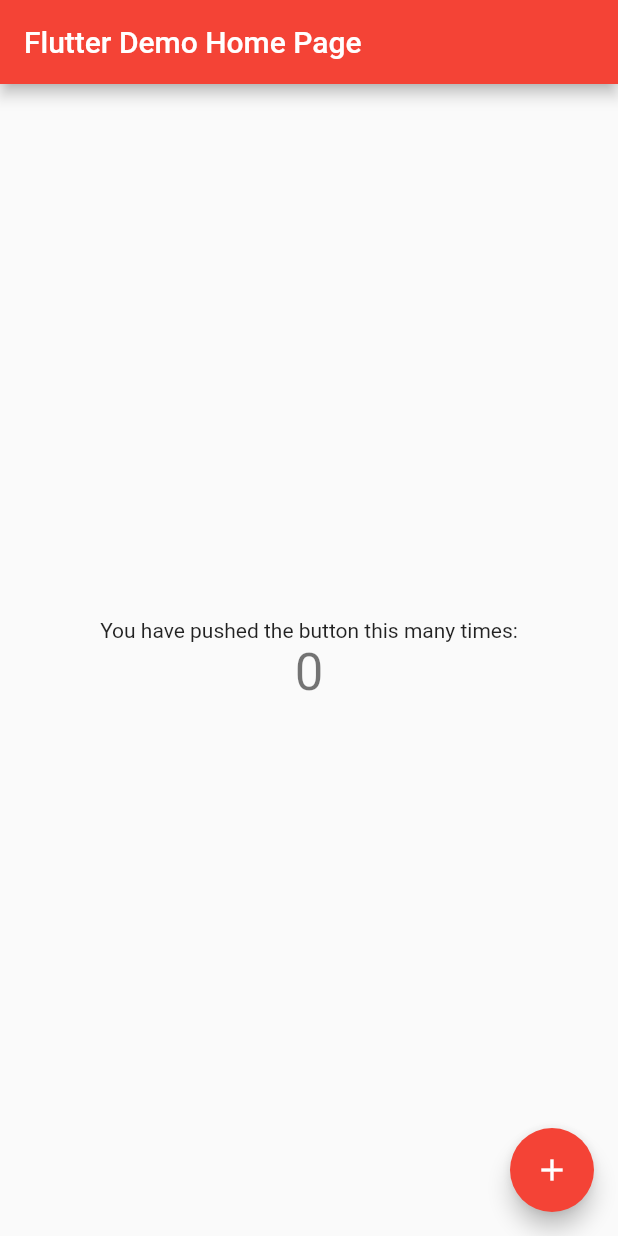
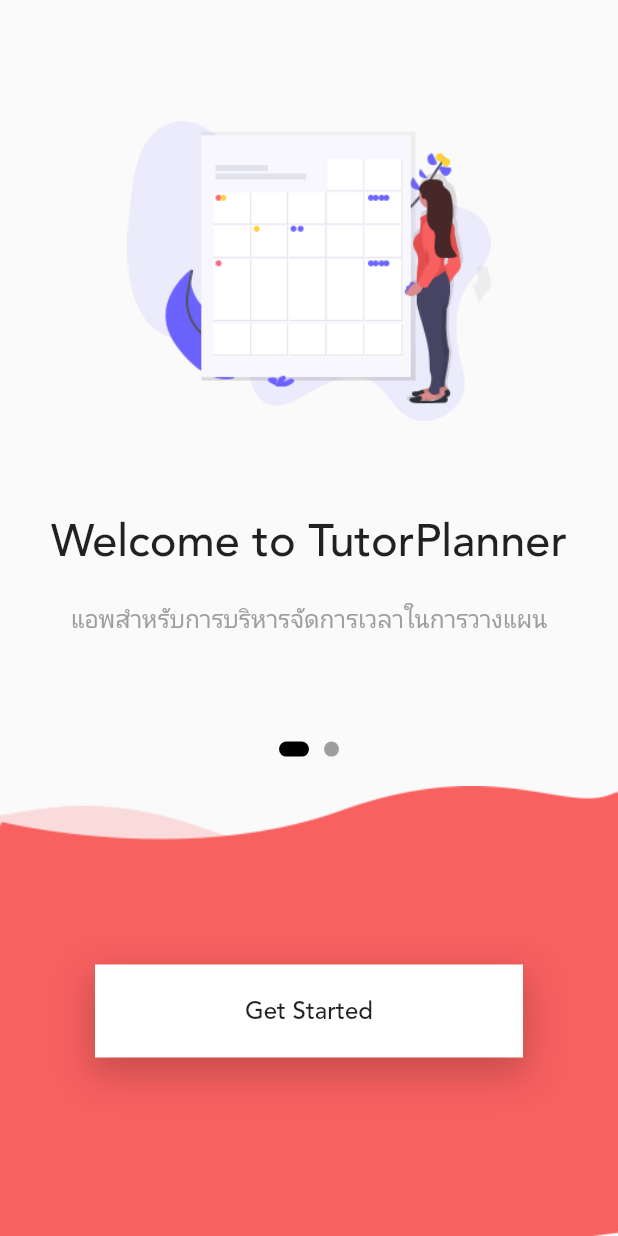
Before and after one commit to smsirmek/tutorplammer, a Flutter app: the screen it shows after launch, on a phone screen of 412 x 824 dp. Run offline on Flutter 3.47's test engine with Material 2 defaults, Android fonts, the phone set to English and light mode, and no system bars; our stand-ins replace table_calendar.

Commit message:
Add page ui

```diff
--- a/lib/main.dart
+++ b/lib/main.dart
@@ -1,3 +1,5 @@
+import 'dart:async';
+import 'screen/Onboarding.dart';
 import 'package:flutter/material.dart';
 
 void main() {
@@ -9,105 +11,42 @@
   @override
   Widget build(BuildContext context) {
     return MaterialApp(
-      title: 'Flutter Demo',
+      debugShowCheckedModeBanner: false,
       theme: ThemeData(
-        // This is the theme of your application.
-        //
-        // Try running your application with "flutter run". You'll see the
-        // application has a blue toolbar. Then, without quitting the app, try
-        // changing the primarySwatch below to Colors.green and then invoke
-        // "hot reload" (press "r" in the console where you ran "flutter run",
-        // or simply save your changes to "hot reload" in a Flutter IDE).
-        // Notice that the counter didn't reset back to zero; the application
-        // is not restarted.
-        primarySwatch: Colors.red,
+        fontFamily: 'avenir'
       ),
-      home: MyHomePage(title: 'Flutter Demo Home Page'),
+      home: MyHomePage(),
     );
   }
 }
-
 class MyHomePage extends StatefulWidget {
-  MyHomePage({Key? key, required this.title}) : super(key: key);
-
-  // This widget is the home page of your application. It is stateful, meaning
-  // that it has a State object (defined below) that contains fields that affect
-  // how it looks.
-
-  // This class is the configuration for the state. It holds the values (in this
-  // case the title) provided by the parent (in this case the App widget) and
-  // used by the build method of the State. Fields in a Widget subclass are
-  // always marked "final".
-
-  final String title;
-
   @override
   _MyHomePageState createState() => _MyHomePageState();
 }
 
 class _MyHomePageState extends State<MyHomePage> {
-  int _counter = 0;
-
-  void _incrementCounter() {
-    setState(() {
-      // This call to setState tells the Flutter framework that something has
-      // changed in this State, which causes it to rerun the build method below
-      // so that the display can reflect the updated values. If we changed
-      // _counter without calling setState(), then the build method would not be
-      // called again, and so nothing would appear to happen.
-      _counter++;
-    });
+  @override
+  void initState() {
+    // TODO: implement initState
+    Timer(Duration(seconds: 3), openOnBoard);
+    super.initState();
   }
-
   @override
   Widget build(BuildContext context) {
-    // This method is rerun every time setState is called, for instance as done
-    // by the _incrementCounter method above.
-    //
-    // The Flutter framework has been optimized to make rerunning build methods
-    // fast, so that you can just rebuild anything that needs updating rather
-    // than having to individually change instances of widgets.
     return Scaffold(
-      appBar: AppBar(
-        // Here we take the value from the MyHomePage object that was created by
-        // the App.build method, and use it to set our appbar title.
-        title: Text(widget.title),
-      ),
       body: Center(
-        // Center is a layout widget. It takes a single child and positions it
-        // in the middle of the parent.
-        child: Column(
-          // Column is also a layout widget. It takes a list of children and
-          // arranges them vertically. By default, it sizes itself to fit its
-          // children horizontally, and tries to be as tall as its parent.
-          //
-          // Invoke "debug painting" (press "p" in the console, choose the
-          // "Toggle Debug Paint" action from the Flutter Inspector in Android
-          // Studio, or the "Toggle Debug Paint" command in Visual Studio Code)
-          // to see the wireframe for each widget.
-          //
-          // Column has various properties to control how it sizes itself and
-          // how it positions its children. Here we use mainAxisAlignment to
-          // center the children vertically; the main axis here is the vertical
-          // axis because Columns are vertical (the cross axis would be
-          // horizontal).
-          mainAxisAlignment: MainAxisAlignment.center,
-          children: <Widget>[
-            Text(
-              'You have pushed the button this many times:',
-            ),
-            Text(
-              '$_counter',
-              style: Theme.of(context).textTheme.headline4,
-            ),
-          ],
+        child: Container(
+          decoration: BoxDecoration(
+            image: DecorationImage(
+              image: AssetImage('asset/image/Logodaftb.png'),
+            )
+          ),
         ),
       ),
-      floatingActionButton: FloatingActionButton(
-        onPressed: _incrementCounter,
-        tooltip: 'Increment',
-        child: Icon(Icons.add),
-      ), // This trailing comma makes auto-formatting nicer for build methods.
     );
   }
+  void openOnBoard()
+  {
+    Navigator.push(context, MaterialPageRoute(builder: (context)=>Onboarding()));
+  }
 }
--- /dev/null
+++ b/lib/screen/Onboarding.dart
@@ -0,0 +1,156 @@
+import 'package:flutter/material.dart';
+import 'package:tutorplanner/screen/Onfirstpage.dart';
+import 'Onfirstpage.dart';
+
+class Onboarding extends StatelessWidget {
+  @override
+  Widget build(BuildContext context) {
+    return MaterialApp(
+      debugShowCheckedModeBanner: false,
+      theme: ThemeData(fontFamily: 'avenir'),
+      home: onboarding(),
+    );
+  }
+}
+
+// ignore: camel_case_types
+class onboarding extends StatefulWidget {
+  @override
+  _onboardingState createState() => _onboardingState();
+}
+
+// ignore: camel_case_types
+class _onboardingState extends State<onboarding> {
+  int currentPage = 0;
+  PageController _pageController =
+      new PageController(initialPage: 0, keepPage: true);
+  @override
+  Widget build(BuildContext context) {
+    return Scaffold(
+      body: Stack(
+        children: [
+          Column(
+            mainAxisAlignment: MainAxisAlignment.start,
+            children: [
+              Container(
+                height: MediaQuery.of(context).size.height * 0.6,
+                child: PageView(
+                  controller: _pageController,
+                  children: [
+                    onBoardPage("onboard1", "Welcome to TutorPlanner","แอพสำหรับการบริหารจัดการเวลาในการวางแผน"),
+                    onBoardPage("onboard3", "Planner your Work ","วางแผนเกี่ยวกับตารางงานของคุณ"),
+                  ],
+                  onPageChanged: (value) => {setCurrentPage(value)},
+                ),
+              ),
+              Row(
+                mainAxisAlignment: MainAxisAlignment.center,
+                children: List.generate(2, (index) => getIndicator(index)),
+              )
+            ],
+          ),
+          Positioned(
+            bottom: 0,
+            left: 0,
+            right: 0,
+            child: Container(
+              margin: EdgeInsets.only(top: 20),
+              height: 300,
+              width: MediaQuery.of(context).size.width,
+              decoration: BoxDecoration(
+                  image: DecorationImage(
+                      image: AssetImage('asset/image/path1.png'),
+                      fit: BoxFit.fill)),
+              child: Column(
+                mainAxisAlignment: MainAxisAlignment.center,
+                children: [
+                  InkWell(
+                    onTap: openOnfirstpage,
+                    child: Container(
+                      padding:
+                          EdgeInsets.symmetric(vertical: 20, horizontal: 100),
+                      decoration:
+                          BoxDecoration(color: Colors.white, boxShadow: [
+                        BoxShadow(
+                            color: Colors.black.withOpacity(0.2),
+                            offset: Offset(0, 9),
+                            blurRadius: 20,
+                            spreadRadius: 3)
+                      ]),
+                      child: Text(
+                        "Get Started",
+                        style: TextStyle(fontSize: 16),
+                      ),
+                    ),
+                  ),
+                  // SizedBox(height: 30,),
+                ],
+              ),
+            ),
+          )
+        ],
+      ),
+    );
+  }
+
+  AnimatedContainer getIndicator(int pageNo) {
+    return AnimatedContainer(
+      duration: Duration(milliseconds: 100),
+      height: 10,
+      width: (currentPage == pageNo) ? 20 : 10,
+      margin: EdgeInsets.symmetric(horizontal: 5),
+      decoration: BoxDecoration(
+          borderRadius: BorderRadius.all(Radius.circular(5)),
+          color: (currentPage == pageNo) ? Colors.black : Colors.grey),
+    );
+  }
+
+  Column onBoardPage(String img, String title, String caption) {
+    return Column(
+      mainAxisAlignment: MainAxisAlignment.center,
+      children: [
+        SizedBox(
+          height: 20,
+        ),
+        Container(
+          height: 200,
+          width: MediaQuery.of(context).size.width,
+          padding: EdgeInsets.all(50),
+          decoration: BoxDecoration(
+              image:
+                  DecorationImage(image: AssetImage('asset/image/$img.png'))),
+        ),
+        SizedBox(
+          height: 50,
+        ),
+        Container(
+          padding: EdgeInsets.symmetric(vertical: 10),
+          child: Text(
+            title,
+            style: TextStyle(fontSize: 30, fontWeight: FontWeight.w500),
+          ),
+        ),
+        Container(
+          padding: EdgeInsets.symmetric(vertical: 10, horizontal: 40),
+          child: Text(
+            caption,
+            style: TextStyle(fontSize: 16, color: Colors.grey),
+            textAlign: TextAlign.center,
+          ),
+        ),
+      ],
+    );
+  }
+
+  setCurrentPage(int value) {
+    currentPage = value;
+     setState(() {
+
+    });
+  }
+
+  openOnfirstpage() {
+    Navigator.push(
+        context, MaterialPageRoute(builder: (context) => Onfirstpage()));
+  }
+}
```
Also changed, not shown: lib/authentication/Login.dart (added, +99 -0 lines), lib/authentication/Register.dart (added, +114 -0 lines), lib/screen/HomePage.dart (added, +129 -0 lines), lib/screen/Onfirstpage.dart (added, +112 -0 lines), pubspec.yaml (+8 -6 lines), asset/font/Avenir-Medium.ttf (added), asset/image/Logodaftb.png (added), asset/image/aking.png (added), asset/image/logott.png (added), asset/image/onboard1.png (added), asset/image/onboard2.png (added), asset/image/onboard3.png (added), asset/image/path.png (added), asset/image/path1.png (added), 2 more files.
